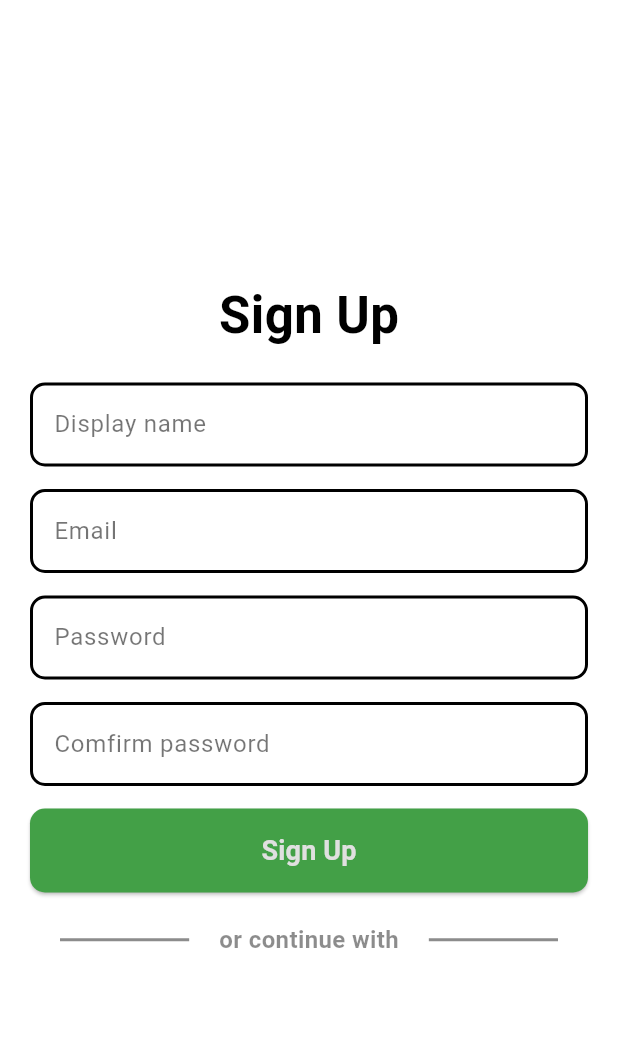
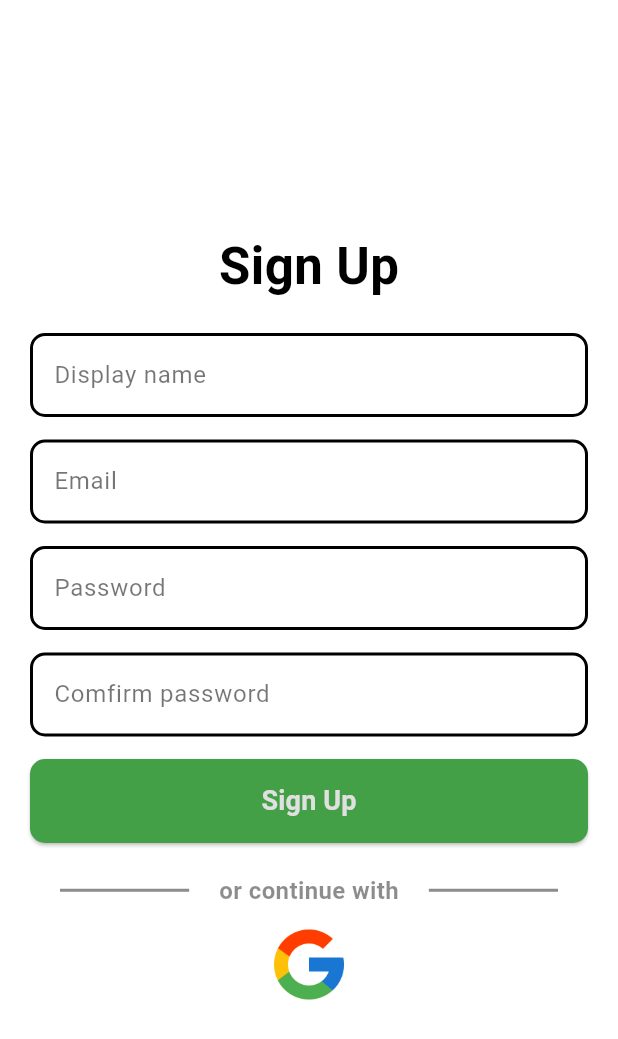
Before and after one commit to 0deans/foodly, a Flutter app: the screen it shows after launch, on a phone screen of 412 x 824 dp. Shown: the top 1039 px of the screen. Run offline on Flutter 3.47's test engine with Material 3 defaults, Android fonts, the phone set to English and light mode, and no system bars; our stand-ins replace camera, gallery_saver, google_fonts, image_picker, infinite_scroll_pagination, permission_handler and 2 more; missing offline and left inert: tflite_flutter; accounts and stored records are empty; generated files the repository leaves out were written again.

Commit message:
feat: Add "Sign up with Google" button.

```diff
--- a/mobile/lib/main.dart
+++ b/mobile/lib/main.dart
@@ -61,10 +61,10 @@ class MyApp extends StatelessWidget {
       supportedLocales: AppLocalizations.supportedLocales,
       locale: Provider.of<LocaleProvider>(context).locale,
       debugShowCheckedModeBanner: false,
-      initialRoute: '/auth',
+      initialRoute: '/signup',
       routes: {
         '/': (context) => const Home(),
-        '/auth': (context) => const SignUp(),
+        '/signup': (context) => const SignUp(),
         '/camera': (context) => const Camera(),
         '/history': (context) => const History(),
         '/settings': (context) => const Settings(),
--- a/mobile/lib/pages/sign_up.dart
+++ b/mobile/lib/pages/sign_up.dart
@@ -186,6 +186,23 @@ class _SignUpState extends State<SignUp> {
                     ),
                   ],
                 ),
+                const SizedBox(
+                  height: 10,
+                ),
+                Center(
+                  child: Ink.image(
+                    width: 56,
+                    height: 56,
+                    image: const AssetImage(
+                      'assets/images/google.png',
+                    ),
+                    child: InkWell(
+                      splashColor: Colors.transparent,
+                      highlightColor: Colors.transparent,
+                      onTap: () => {},
+                    ),
+                  ),
+                ),
               ],
             ),
           ),
--- a/mobile/pubspec.yaml
+++ b/mobile/pubspec.yaml
@@ -84,6 +84,7 @@ flutter:
     - assets/labels_en.txt
     - assets/labels_uk.txt
     - assets/images/logo.png
+    - assets/images/google.png
 
   # An image asset can refer to one or more resolution-specific "variants", see
   # https://flutter.dev/assets-and-images/#resolution-aware
```
Also changed, not shown: mobile/assets/images/google.png (added).
